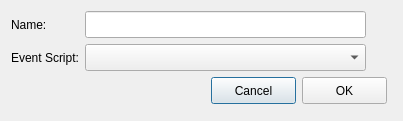
This is ui/mission/editkeyevent.ui in hkeeble/ProcLevelDesigner as Qt 5 draws it before an edit. The edited form follows.
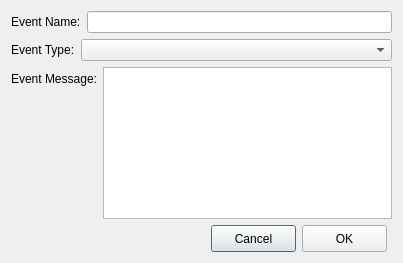
This is the edited form.

Diff of the .ui file:
```diff
--- a/ui/mission/editkeyevent.ui
+++ b/ui/mission/editkeyevent.ui
@@ -7,109 +7,27 @@
     <x>0</x>
     <y>0</y>
     <width>403</width>
-    <height>121</height>
+    <height>263</height>
    </rect>
   </property>
   <property name="minimumSize">
    <size>
     <width>403</width>
-    <height>121</height>
+    <height>263</height>
    </size>
   </property>
   <property name="maximumSize">
    <size>
     <width>403</width>
-    <height>150</height>
+    <height>263</height>
    </size>
   </property>
   <property name="windowTitle">
    <string>Edit Key Event</string>
   </property>
-  <layout class="QFormLayout" name="formLayout">
-   <item row="0" column="0">
-    <layout class="QHBoxLayout" name="entryLayout">
-     <item>
-      <layout class="QVBoxLayout" name="labelLayout">
-       <item>
-        <widget class="QLabel" name="nameLabel">
-         <property name="sizePolicy">
-          <sizepolicy hsizetype="Fixed" vsizetype="Preferred">
-           <horstretch>0</horstretch>
-           <verstretch>0</verstretch>
-          </sizepolicy>
-         </property>
-         <property name="text">
-          <string>Name:</string>
-         </property>
-        </widget>
-       </item>
-       <item>
-        <widget class="QLabel" name="scriptLabel">
-         <property name="sizePolicy">
-          <sizepolicy hsizetype="Fixed" vsizetype="Preferred">
-           <horstretch>0</horstretch>
-           <verstretch>0</verstretch>
-          </sizepolicy>
-         </property>
-         <property name="text">
-          <string>Event Script:</string>
-         </property>
-        </widget>
-       </item>
-      </layout>
-     </item>
-     <item>
-      <layout class="QVBoxLayout" name="fieldLayout">
-       <item>
-        <widget class="QLineEdit" name="nameEdit">
-         <property name="sizePolicy">
-          <sizepolicy hsizetype="Preferred" vsizetype="Fixed">
-           <horstretch>0</horstretch>
-           <verstretch>0</verstretch>
-          </sizepolicy>
-         </property>
-         <property name="minimumSize">
-          <size>
-           <width>281</width>
-           <height>27</height>
-          </size>
-         </property>
-         <property name="maximumSize">
-          <size>
-           <width>281</width>
-           <height>27</height>
-          </size>
-         </property>
-        </widget>
-       </item>
-       <item>
-        <widget class="QComboBox" name="scriptComboBox">
-         <property name="sizePolicy">
-          <sizepolicy hsizetype="Preferred" vsizetype="Fixed">
-           <horstretch>0</horstretch>
-           <verstretch>0</verstretch>
-          </sizepolicy>
-         </property>
-         <property name="minimumSize">
-          <size>
-           <width>281</width>
-           <height>27</height>
-          </size>
-         </property>
-         <property name="maximumSize">
-          <size>
-           <width>281</width>
-           <height>27</height>
-          </size>
-         </property>
-        </widget>
-       </item>
-      </layout>
-     </item>
-    </layout>
-   </item>
+  <layout class="QFormLayout" name="formLayout_2">
    <item row="1" column="0">
-    <layout class="QHBoxLayout" name="buttonLayout">
+    <layout class="QHBoxLayout" name="horizontalLayout_3">
      <item>
       <spacer name="horizontalSpacer">
        <property name="orientation">
@@ -163,6 +81,75 @@
      </item>
     </layout>
    </item>
+   <item row="0" column="0" colspan="2">
+    <layout class="QVBoxLayout" name="verticalLayout">
+     <item>
+      <layout class="QHBoxLayout" name="horizontalLayout_2">
+       <item>
+        <widget class="QLabel" name="label">
+         <property name="text">
+          <string>Event Name:</string>
+         </property>
+        </widget>
+       </item>
+       <item>
+        <widget class="QLineEdit" name="nameEdit"/>
+       </item>
+      </layout>
+     </item>
+     <item>
+      <layout class="QHBoxLayout" name="horizontalLayout">
+       <item>
+        <widget class="QLabel" name="typeLabel">
+         <property name="sizePolicy">
+          <sizepolicy hsizetype="Fixed" vsizetype="Preferred">
+           <horstretch>0</horstretch>
+           <verstretch>0</verstretch>
+          </sizepolicy>
+         </property>
+         <property name="text">
+          <string>Event Type:</string>
+         </property>
+        </widget>
+       </item>
+       <item>
+        <widget class="QComboBox" name="comboBoxType">
+         <property name="sizePolicy">
+          <sizepolicy hsizetype="Expanding" vsizetype="Fixed">
+           <horstretch>0</horstretch>
+           <verstretch>0</verstretch>
+          </sizepolicy>
+         </property>
+        </widget>
+       </item>
+      </layout>
+     </item>
+     <item>
+      <layout class="QFormLayout" name="formLayout">
+       <property name="fieldGrowthPolicy">
+        <enum>QFormLayout::AllNonFixedFieldsGrow</enum>
+       </property>
+       <item row="0" column="0">
+        <widget class="QLabel" name="label_2">
+         <property name="text">
+          <string>Event Message:</string>
+         </property>
+        </widget>
+       </item>
+       <item row="0" column="1">
+        <widget class="QPlainTextEdit" name="messageEdit">
+         <property name="sizePolicy">
+          <sizepolicy hsizetype="Preferred" vsizetype="Preferred">
+           <horstretch>0</horstretch>
+           <verstretch>0</verstretch>
+          </sizepolicy>
+         </property>
+        </widget>
+       </item>
+      </layout>
+     </item>
+    </layout>
+   </item>
   </layout>
  </widget>
  <resources/>
```
Left out of the diff: 5 changed lines with no effect on the pictures.
